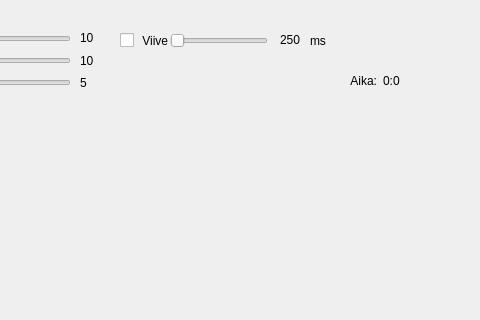
Above: student/13/match3/mainwindow.ui from juhsul/match3 before the change; both pictures show x 220 to 700 and y 0 to 320 of the 700 by 600 pixel window. Below: the same form after it.
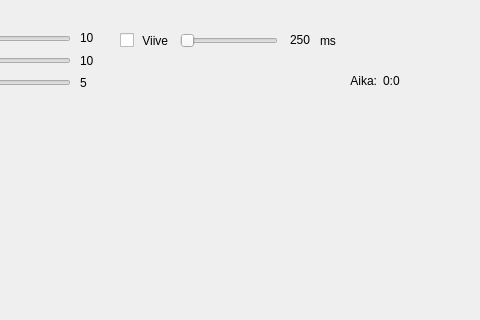
That is the form after the change.

Commit message: viimeiset korjaukset

```diff
--- a/student/13/match3/mainwindow.ui
+++ b/student/13/match3/mainwindow.ui
@@ -130,7 +130,7 @@
    <widget class="QLabel" name="label_delay">
     <property name="geometry">
      <rect>
-      <x>500</x>
+      <x>510</x>
       <y>30</y>
       <width>71</width>
       <height>20</height>
@@ -143,7 +143,7 @@
    <widget class="QLabel" name="ms">
     <property name="geometry">
      <rect>
-      <x>530</x>
+      <x>540</x>
       <y>30</y>
       <width>47</width>
       <height>21</height>
@@ -204,7 +204,7 @@
    <widget class="QSlider" name="horizontal_slider_delay">
     <property name="geometry">
      <rect>
-      <x>390</x>
+      <x>400</x>
       <y>30</y>
       <width>98</width>
       <height>21</height>
```
The commit also changes 2 other files.
